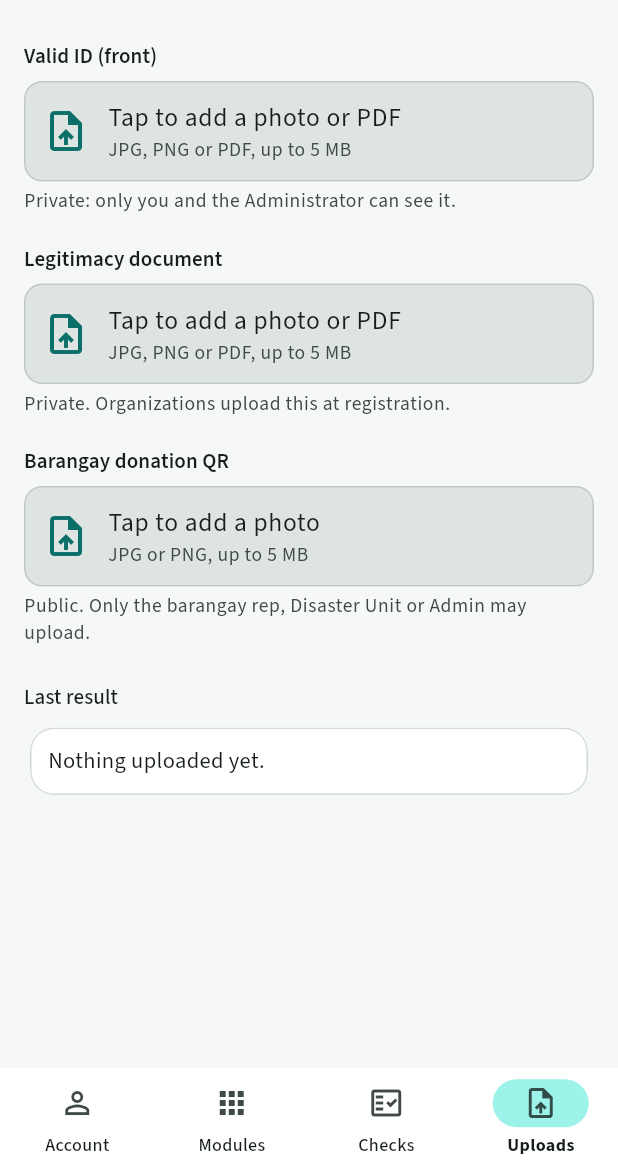
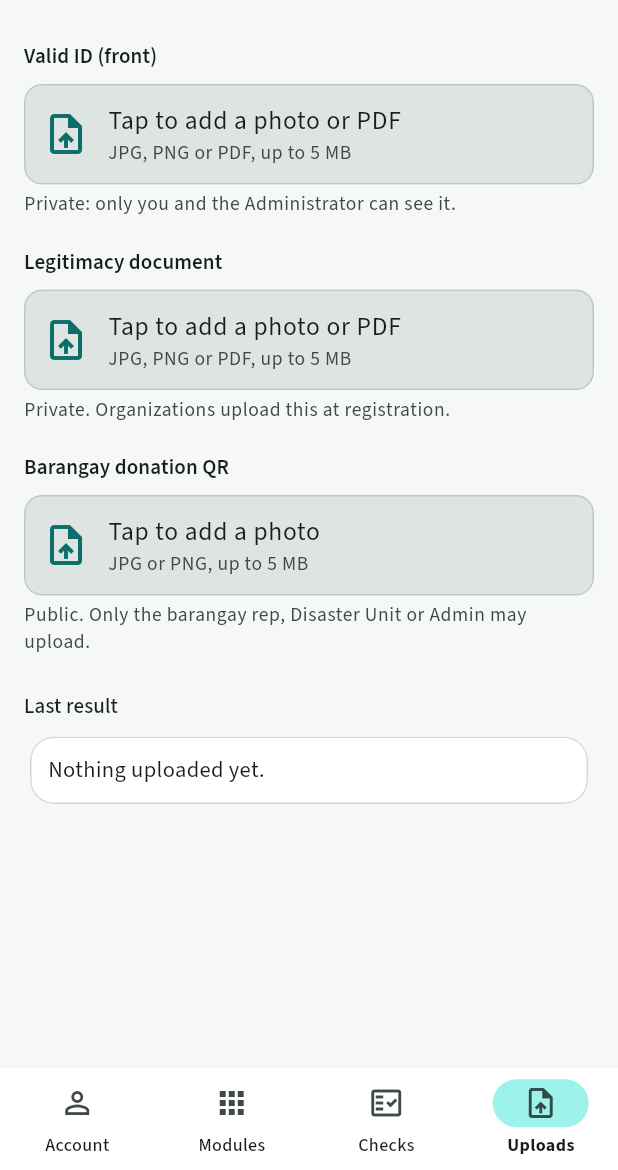
Before and after one commit to EdgeTech-team/nexaaid-capstone-2, a Flutter app: the DevConsole screen opened directly, item 4 of the bottom bar chosen, on a phone screen of 412 x 824 dp, the part 66-1236 px from its top. Run offline on Flutter 3.47's test engine with Material 3 defaults, Android fonts, the phone set to English and light mode, and no system bars; our stand-ins replace file_picker, google_fonts, image_picker; missing offline and left inert: mobile_scanner; network calls fail.

Commit message:
Fix UploadField: correct api.dart import, design tokens, errorText
The import pointed outside lib/ ('../../api.dart'). Spacing and radii now
use Space/Gaps/Radii (docs/design/DESIGN_SYSTEM.md), and forms can pass
errorText (e.g. 'Required') so a missing upload is shown like any other
invalid field.

Co-Authored-By: Claude Opus 5.5 <noreply@anthropic.com>
Claude-Session: https://claude.ai/code/session_015W8H6Nbcsr2UWMt7BFyX5a

```diff
--- a/mobile/lib/api.dart
+++ b/mobile/lib/api.dart
@@ -143,7 +143,7 @@ class Api extends ChangeNotifier {
   Future<ApiResult> patch(String path, {Map<String, dynamic>? body}) =>
       send('PATCH', path, body: body ?? {});
 
-    /// POST /uploads as multipart form data (purpose + file).
+  /// POST /uploads as multipart form data (purpose + file).
   /// Sends bytes instead of a file path, so it works on Android and Chrome.
   Future<ApiResult> upload({
     required String purpose,
--- a/mobile/lib/dev_console.dart
+++ b/mobile/lib/dev_console.dart
@@ -41,7 +41,12 @@ class _DevConsoleState extends State<DevConsole> {
       ),
       body: IndexedStack(
         index: index,
-        children: const [AccountTab(), ModulesTab(), ChecksTab(), UploadDemoTab()],
+        children: const [
+          AccountTab(),
+          ModulesTab(),
+          ChecksTab(),
+          UploadDemoTab(),
+        ],
       ),
       bottomNavigationBar: NavigationBar(
         selectedIndex: index,
--- a/mobile/lib/ui/upload_field.dart
+++ b/mobile/lib/ui/upload_field.dart
@@ -4,7 +4,8 @@ import 'package:file_picker/file_picker.dart';
 import 'package:flutter/material.dart';
 import 'package:image_picker/image_picker.dart';
 
-import '../../api.dart';
+import '../api.dart';
+import '../design/design.dart';
 
 /// What POST /uploads sent back for one file
 /// (backend: api/v1/upload_routes.py).
@@ -40,7 +41,7 @@ enum _Status { empty, uploading, done, failed }
 /// Uploads it right away and shows a preview.
 ///
 /// [purpose] must match one in backend core/uploads.py PURPOSES:
-/// id_front, id_back, legitimacy_document, barangay_donation_qr.
+/// id_front, id_back, legitimacy_document, barangay_donation_qr, ...
 ///
 /// [onChanged] gets the uploaded file, or null while nothing valid is
 /// attached (empty, uploading, failed, or removed). A form should only
@@ -55,6 +56,10 @@ class UploadField extends StatefulWidget {
   final bool allowPdf;
   final String? helperText;
 
+  /// Shown in red under the field, e.g. "Required" when the form is
+  /// submitted without a file. The upload's own errors are shown inside.
+  final String? errorText;
+
   const UploadField({
     super.key,
     required this.label,
@@ -62,6 +67,7 @@ class UploadField extends StatefulWidget {
     required this.onChanged,
     this.allowPdf = true,
     this.helperText,
+    this.errorText,
   });
 
   @override
@@ -199,27 +205,27 @@ class _UploadFieldState extends State<UploadField> {
   Widget build(BuildContext context) {
     final cs = Theme.of(context).colorScheme;
     final text = Theme.of(context).textTheme;
-    final failed = _status == _Status.failed;
+    final failed = _status == _Status.failed || widget.errorText != null;
 
     return Column(
       crossAxisAlignment: CrossAxisAlignment.stretch,
       children: [
         Text(widget.label, style: text.labelLarge),
-        const SizedBox(height: 6),
+        Gaps.v8,
         Semantics(
           button: _status == _Status.empty,
           label: widget.label,
           child: Material(
             color: cs.surfaceContainerHighest,
             shape: RoundedRectangleBorder(
-              borderRadius: BorderRadius.circular(12),
+              borderRadius: BorderRadius.circular(Radii.md),
               side: BorderSide(color: failed ? cs.error : cs.outlineVariant),
             ),
             clipBehavior: Clip.antiAlias,
             child: InkWell(
               onTap: _status == _Status.empty ? _choose : null,
               child: Padding(
-                padding: const EdgeInsets.all(12),
+                padding: const EdgeInsets.all(Space.sm),
                 child: _status == _Status.empty
                     ? _emptyContent(cs, text)
                     : _fileContent(cs, text),
@@ -227,8 +233,14 @@ class _UploadFieldState extends State<UploadField> {
             ),
           ),
         ),
-        if (widget.helperText != null) ...[
-          const SizedBox(height: 4),
+        if (widget.errorText != null) ...[
+          Gaps.v4,
+          Text(
+            widget.errorText!,
+            style: text.bodySmall?.copyWith(color: cs.error),
+          ),
+        ] else if (widget.helperText != null) ...[
+          Gaps.v4,
           Text(
             widget.helperText!,
             style: text.bodySmall?.copyWith(color: cs.onSurfaceVariant),
@@ -242,13 +254,15 @@ class _UploadFieldState extends State<UploadField> {
     return Row(
       children: [
         Icon(Icons.upload_file_outlined, size: 32, color: cs.primary),
-        const SizedBox(width: 12),
+        Gaps.h12,
         Expanded(
           child: Column(
             crossAxisAlignment: CrossAxisAlignment.start,
             children: [
               Text(
-                widget.allowPdf ? 'Tap to add a photo or PDF' : 'Tap to add a photo',
+                widget.allowPdf
+                    ? 'Tap to add a photo or PDF'
+                    : 'Tap to add a photo',
                 style: text.bodyLarge,
               ),
               Text(
@@ -266,7 +280,7 @@ class _UploadFieldState extends State<UploadField> {
 
   Widget _fileContent(ColorScheme cs, TextTheme text) {
     final preview = ClipRRect(
-      borderRadius: BorderRadius.circular(8),
+      borderRadius: BorderRadius.circular(Radii.sm),
       child: SizedBox(
         width: 64,
         height: 64,
@@ -281,13 +295,13 @@ class _UploadFieldState extends State<UploadField> {
 
     final Widget statusLine = switch (_status) {
       _Status.uploading => const Padding(
-        padding: EdgeInsets.only(top: 8),
+        padding: EdgeInsets.only(top: Space.xs),
         child: LinearProgressIndicator(),
       ),
       _Status.done => Row(
         children: [
           Icon(Icons.check_circle, size: 16, color: cs.primary),
-          const SizedBox(width: 4),
+          Gaps.h4,
           Text('Uploaded', style: text.bodySmall?.copyWith(color: cs.primary)),
         ],
       ),
@@ -297,13 +311,13 @@ class _UploadFieldState extends State<UploadField> {
     return Row(
       children: [
         preview,
-        const SizedBox(width: 12),
+        Gaps.h12,
         Expanded(
           child: Column(
             crossAxisAlignment: CrossAxisAlignment.start,
             children: [
               Text(_name, maxLines: 1, overflow: TextOverflow.ellipsis),
-              const SizedBox(height: 2),
+              Gaps.v4,
               statusLine,
             ],
           ),
--- a/mobile/lib/upload_demo_tab.dart
+++ b/mobile/lib/upload_demo_tab.dart
@@ -49,8 +49,7 @@ class _UploadDemoTabState extends State<UploadDemoTab> {
           label: 'Barangay donation QR',
           purpose: 'barangay_donation_qr',
           allowPdf: false,
-          helperText:
-              'Public. Only the barangay rep, Disaster Unit or Admin may upload.',
+          helperText: 'Public. Only the barangay rep, Disaster Unit or Admin may upload.',
           onChanged: (f) => _show('barangay_donation_qr', f),
         ),
         const SizedBox(height: 24),
```
